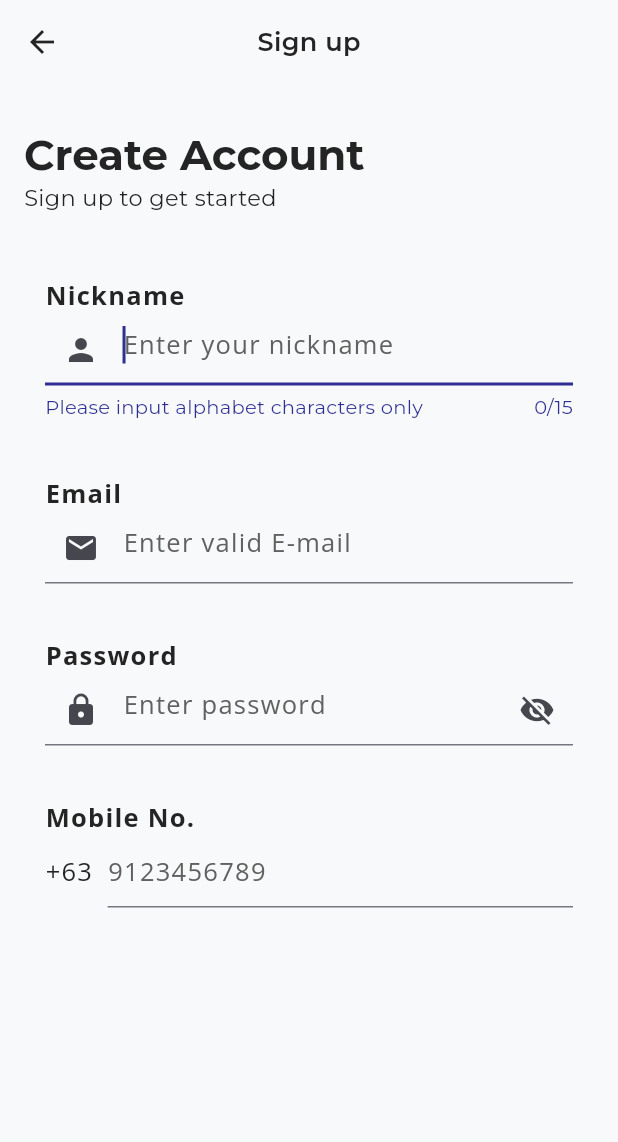
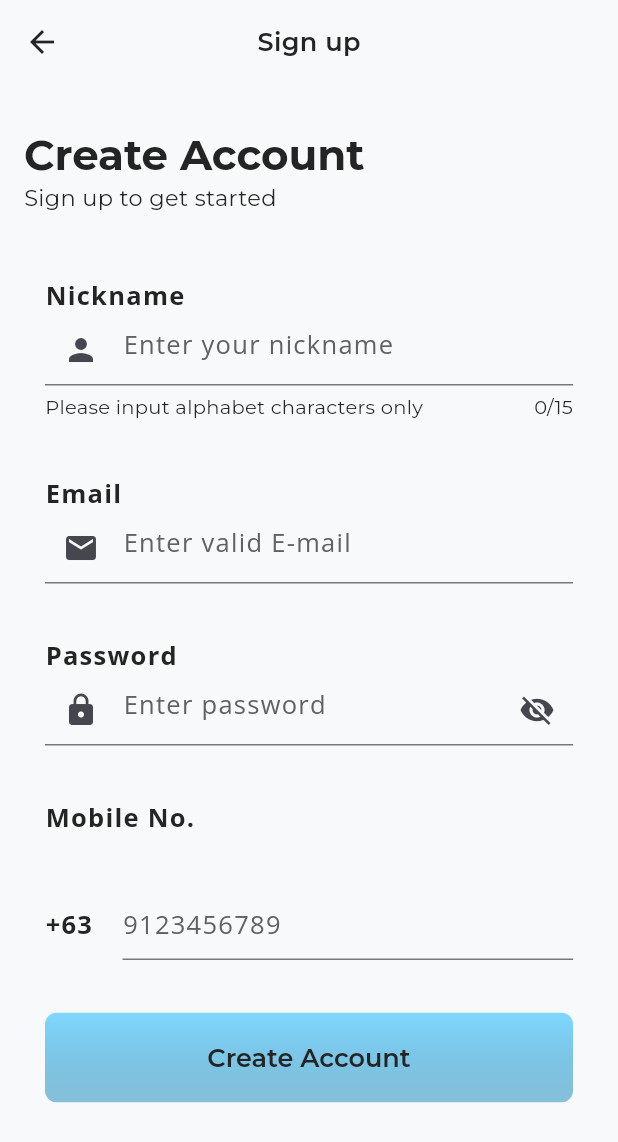
Before and after one commit to dev-zyrushiyao/Calamba-Water-District-Mobile-App, a Flutter app: the SignupPage screen opened by its route, on a phone screen of 412 x 824 dp. Shown: the top 1142 px of the screen. Run offline on Flutter 3.47's test engine with Material 3 defaults, Android fonts, the phone set to English and light mode, and no system bars; our stand-ins replace flutter_svg, google_fonts.

Commit message:
Code adjustment , added resuable widgets

```diff
--- /dev/null
+++ b/lib/custom-widgets/headline.dart
@@ -0,0 +1,33 @@
+import 'package:flutter/material.dart';
+
+class Headline extends StatelessWidget {
+  const Headline({super.key, required this.headline, this.subHeadline});
+
+  final String headline;
+  final String? subHeadline;
+
+  @override
+  Widget build(BuildContext context) {
+    return Container(
+      padding: const EdgeInsets.symmetric(horizontal: 16),
+      child: Column(
+        crossAxisAlignment: CrossAxisAlignment.start,
+        children: [
+          Text(
+            headline,
+            style: Theme.of(context).textTheme.headlineLarge!.copyWith(
+              color: Theme.of(context).colorScheme.onPrimary,
+            ),
+          ),
+          if (subHeadline != null)
+            Text(
+              subHeadline!,
+              style: Theme.of(context).textTheme.titleMedium!.copyWith(
+                color: Theme.of(context).colorScheme.onPrimary,
+              ),
+            ),
+        ],
+      ),
+    );
+  }
+}
--- /dev/null
+++ b/lib/custom-widgets/primary_button.dart
@@ -0,0 +1,54 @@
+import 'package:flutter/material.dart';
+
+class PrimaryButton extends StatelessWidget {
+  const PrimaryButton({
+    super.key,
+    required this.width,
+    required this.height,
+    required this.label,
+    this.onPressed,
+  });
+
+  final double width;
+  final double height;
+  final String label;
+
+  final VoidCallback? onPressed;
+
+  @override
+  Widget build(BuildContext context) {
+    return FilledButton(
+      onPressed: onPressed,
+      style: FilledButton.styleFrom(
+        minimumSize: Size(width, height),
+        backgroundColor: Colors.transparent,
+        padding: EdgeInsets.zero,
+        shape: RoundedRectangleBorder(
+          borderRadius: BorderRadius.all(Radius.circular(8.0)),
+        ),
+      ),
+      child: Ink(
+        height: height,
+        width: width,
+        padding: EdgeInsets.zero,
+        decoration: BoxDecoration(
+          borderRadius: BorderRadius.all(Radius.circular(8.0)),
+          gradient: LinearGradient(
+            begin: AlignmentGeometry.topCenter,
+            end: AlignmentGeometry.bottomCenter,
+            colors: [
+              Theme.of(context).colorScheme.primaryContainer,
+              Color(0x993A9AC4),
+            ],
+          ),
+        ),
+        child: Container(
+          alignment: Alignment.center,
+          // width: double.infinity,
+          // height: double.infinity,
+          child: Text('Create Account', textAlign: TextAlign.center),
+        ),
+      ),
+    );
+  }
+}
--- a/lib/signup_page.dart
+++ b/lib/pages/signup_page.dart
@@ -1,4 +1,6 @@
 import 'package:flutter/material.dart';
+import 'package:myapp/custom-widgets/headline.dart';
+import 'package:myapp/custom-widgets/primary_button.dart';
 
 class SignupPage extends StatefulWidget {
   const SignupPage({super.key});
@@ -22,41 +24,22 @@ class _SignupPageState extends State<SignupPage> {
       // resizeToAvoidBottomInset: false,
       appBar: AppBar(title: Text('Sign up'), centerTitle: true),
       body: ListView(
-        // crossAxisAlignment: CrossAxisAlignment.start,
         children: [
           //spacing
           SizedBox(height: 29),
 
-          //header
-          Container(
-            padding: const EdgeInsets.symmetric(horizontal: 16),
-
-            child: Column(
-              // mainAxisSize: MainAxisSize.min,
-              crossAxisAlignment: CrossAxisAlignment.start,
-              children: [
-                Text(
-                  style: Theme.of(context).textTheme.headlineLarge!.copyWith(
-                    color: Theme.of(context).colorScheme.onPrimary,
-                  ),
-                  'Create Account',
-                ),
-                Text(
-                  style: Theme.of(context).textTheme.titleMedium!.copyWith(
-                    color: Theme.of(context).colorScheme.onPrimary,
-                  ),
-                  'Sign up to get started',
-                ),
-              ],
-            ),
+          //header text
+          Headline(
+            headline: 'Create Account',
+            subHeadline: 'Sign up to get started',
           ),
 
           //spacing
           SizedBox(height: 42),
 
-          //TO-MAKE SCROLLVIEW TOMORROW
+          //Form
           Container(
-            width: double.infinity,
+            width: 356.0,
             padding: const EdgeInsets.symmetric(horizontal: 30.00),
             child: Column(
               spacing: 35.00,
@@ -68,20 +51,15 @@ class _SignupPageState extends State<SignupPage> {
                     Text(
                       style: Theme.of(context).textTheme.bodyLarge!.copyWith(
                         fontWeight: FontWeight.bold,
-                        color: Theme.of(context).colorScheme.onPrimary,
                       ),
                       'Nickname',
                     ),
                     TextFormField(
-                      textInputAction: TextInputAction.next,
                       keyboardType: TextInputType.name,
                       decoration: InputDecoration(
                         prefixIcon: Icon(Icons.person),
                         helperText: 'Please input alphabet characters only',
-                        helperStyle: Theme.of(context).textTheme.labelSmall!
-                            .copyWith(
-                              color: Theme.of(context).colorScheme.primary,
-                            ),
+                        helperStyle: Theme.of(context).textTheme.labelSmall,
                         hintText: 'Enter your nickname',
                         hintStyle: TextStyle(
                           color: Theme.of(
@@ -100,7 +78,6 @@ class _SignupPageState extends State<SignupPage> {
                         // code when the user saves the form.
                       },
                       maxLength: 15,
-                      autofocus: true,
                       enableSuggestions: true,
                       autovalidateMode: AutovalidateMode.onUserInteraction,
                       validator: (String? value) {
@@ -118,22 +95,17 @@ class _SignupPageState extends State<SignupPage> {
                   crossAxisAlignment: CrossAxisAlignment.start,
                   children: [
                     Text(
+                      'Email',
                       style: Theme.of(context).textTheme.bodyLarge!.copyWith(
                         fontWeight: FontWeight.bold,
-                        color: Theme.of(context).colorScheme.onPrimary,
                       ),
-                      'Email',
                     ),
 
                     TextFormField(
-                      textInputAction: TextInputAction.next,
                       keyboardType: TextInputType.emailAddress,
                       decoration: InputDecoration(
                         prefixIcon: Icon(Icons.mail),
-                        helperStyle: Theme.of(context).textTheme.labelSmall!
-                            .copyWith(
-                              color: Theme.of(context).colorScheme.primary,
-                            ),
+                        helperStyle: Theme.of(context).textTheme.labelSmall,
                         hintText: 'Enter valid E-mail',
                         hintStyle: TextStyle(
                           color: Theme.of(
@@ -174,14 +146,12 @@ class _SignupPageState extends State<SignupPage> {
                   crossAxisAlignment: CrossAxisAlignment.start,
                   children: [
                     Text(
+                      'Password',
                       style: Theme.of(context).textTheme.bodyLarge!.copyWith(
                         fontWeight: FontWeight.bold,
-                        color: Theme.of(context).colorScheme.onPrimary,
                       ),
-                      'Password',
                     ),
                     TextFormField(
-                      textInputAction: TextInputAction.next,
                       keyboardType: TextInputType.visiblePassword,
                       obscureText: isHidden,
                       decoration: InputDecoration(
@@ -197,10 +167,7 @@ class _SignupPageState extends State<SignupPage> {
                             isHidden ? Icons.visibility_off : Icons.visibility,
                           ),
                         ),
-                        helperStyle: Theme.of(context).textTheme.labelSmall!
-                            .copyWith(
-                              color: Theme.of(context).colorScheme.primary,
-                            ),
+                        helperStyle: Theme.of(context).textTheme.labelSmall,
                         hintText: 'Enter password',
                         hintStyle: TextStyle(
                           color: Theme.of(
@@ -224,37 +191,29 @@ class _SignupPageState extends State<SignupPage> {
                 //TextField - Mobile Number
                 Column(
                   crossAxisAlignment: CrossAxisAlignment.start,
+                  spacing: 35,
                   children: [
                     Text(
+                      'Mobile No.',
                       style: Theme.of(context).textTheme.bodyLarge!.copyWith(
                         fontWeight: FontWeight.bold,
-                        color: Theme.of(context).colorScheme.onPrimary,
                       ),
-                      'Mobile No.',
                     ),
                     Row(
-                      spacing: 10.00,
+                      spacing: 20.00,
                       children: [
                         Text(
+                          '+63',
                           style: Theme.of(context).textTheme.bodyLarge!
-                              .copyWith(
-                                color: Theme.of(context).colorScheme.onPrimary,
-                              ),
-                          '+63',
+                              .copyWith(fontWeight: FontWeight(700)),
                         ),
                         Flexible(
                           child: TextFormField(
-                            textInputAction: TextInputAction.done,
                             keyboardType: TextInputType.phone,
                             decoration: InputDecoration(
-                              helperStyle: Theme.of(context)
-                                  .textTheme
-                                  .labelSmall!
-                                  .copyWith(
-                                    color: Theme.of(
-                                      context,
-                                    ).colorScheme.primary,
-                                  ),
+                              helperStyle: Theme.of(
+                                context,
+                              ).textTheme.labelSmall!,
                               hintText: '9123456789',
                               hintStyle: TextStyle(
                                 color: Theme.of(
@@ -279,6 +238,12 @@ class _SignupPageState extends State<SignupPage> {
                     ),
                   ],
                 ),
+                PrimaryButton(
+                  width: 356.00,
+                  height: 60,
+                  label: 'Create Account',
+                  onPressed: () => debugPrint('Pressed from Sign up Page'),
+                ),
               ],
             ),
           ),
--- a/pubspec.yaml
+++ b/pubspec.yaml
@@ -38,6 +38,7 @@ dependencies:
   #additional dependencies
   flutter_svg: ^2.0.10
   google_fonts: ^8.0.2
+  http: ^1.6.0
 
 dev_dependencies:
   flutter_test:
```
Also changed, not shown: lib/custom-widgets/secondary_button.dart (added, +35 -0 lines), lib/main.dart (+14 -13 lines), lib/pages/design_system.dart (renamed from lib/design_system.dart, +9 -0 lines), lib/pages/login_page.dart (renamed from lib/login_page.dart, +11 -27 lines), pubspec.lock.
